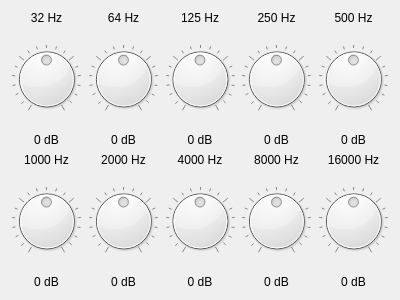
Qt form src/gryphonui/widgets/designer/assets/dial_widget.ui (kkmarv/Gryphon-Equalizer) before a commit.
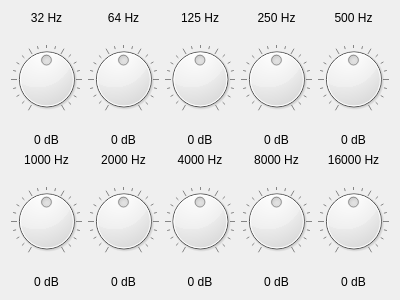
The same form after that commit.

Commit message: increased max and min db values

The edit to the form file:
```diff
--- a/src/gryphonui/widgets/designer/assets/dial_widget.ui
+++ b/src/gryphonui/widgets/designer/assets/dial_widget.ui
@@ -30,10 +30,10 @@
       <cursorShape>PointingHandCursor</cursorShape>
      </property>
      <property name="minimum">
-      <number>-18</number>
+      <number>-30</number>
      </property>
      <property name="maximum">
-      <number>18</number>
+      <number>30</number>
      </property>
      <property name="singleStep">
       <number>1</number>
@@ -137,10 +137,10 @@
       <cursorShape>PointingHandCursor</cursorShape>
      </property>
      <property name="minimum">
-      <number>-18</number>
+      <number>-30</number>
      </property>
      <property name="maximum">
-      <number>18</number>
+      <number>30</number>
      </property>
      <property name="singleStep">
       <number>1</number>
@@ -204,10 +204,10 @@
       <cursorShape>PointingHandCursor</cursorShape>
      </property>
      <property name="minimum">
-      <number>-18</number>
+      <number>-30</number>
      </property>
      <property name="maximum">
-      <number>18</number>
+      <number>30</number>
      </property>
      <property name="singleStep">
       <number>1</number>
@@ -281,10 +281,10 @@
       <cursorShape>PointingHandCursor</cursorShape>
      </property>
      <property name="minimum">
-      <number>-18</number>
+      <number>-30</number>
      </property>
      <property name="maximum">
-      <number>18</number>
+      <number>30</number>
      </property>
      <property name="singleStep">
       <number>1</number>
@@ -358,10 +358,10 @@
       <cursorShape>PointingHandCursor</cursorShape>
      </property>
      <property name="minimum">
-      <number>-18</number>
+      <number>-30</number>
      </property>
      <property name="maximum">
-      <number>18</number>
+      <number>30</number>
      </property>
      <property name="singleStep">
       <number>1</number>
@@ -405,10 +405,10 @@
       <cursorShape>PointingHandCursor</cursorShape>
      </property>
      <property name="minimum">
-      <number>-18</number>
+      <number>-30</number>
      </property>
      <property name="maximum">
-      <number>18</number>
+      <number>30</number>
      </property>
      <property name="singleStep">
       <number>1</number>
@@ -442,10 +442,10 @@
       <cursorShape>PointingHandCursor</cursorShape>
      </property>
      <property name="minimum">
-      <number>-18</number>
+      <number>-30</number>
      </property>
      <property name="maximum">
-      <number>18</number>
+      <number>30</number>
      </property>
      <property name="singleStep">
       <number>1</number>
@@ -479,10 +479,10 @@
       <cursorShape>PointingHandCursor</cursorShape>
      </property>
      <property name="minimum">
-      <number>-18</number>
+      <number>-30</number>
      </property>
      <property name="maximum">
-      <number>18</number>
+      <number>30</number>
      </property>
      <property name="singleStep">
       <number>1</number>
@@ -516,10 +516,10 @@
       <cursorShape>PointingHandCursor</cursorShape>
      </property>
      <property name="minimum">
-      <number>-18</number>
+      <number>-30</number>
      </property>
      <property name="maximum">
-      <number>18</number>
+      <number>30</number>
      </property>
      <property name="singleStep">
       <number>1</number>
@@ -553,10 +553,10 @@
       <cursorShape>PointingHandCursor</cursorShape>
      </property>
      <property name="minimum">
-      <number>-18</number>
+      <number>-30</number>
      </property>
      <property name="maximum">
-      <number>18</number>
+      <number>30</number>
      </property>
      <property name="singleStep">
       <number>1</number>
```
